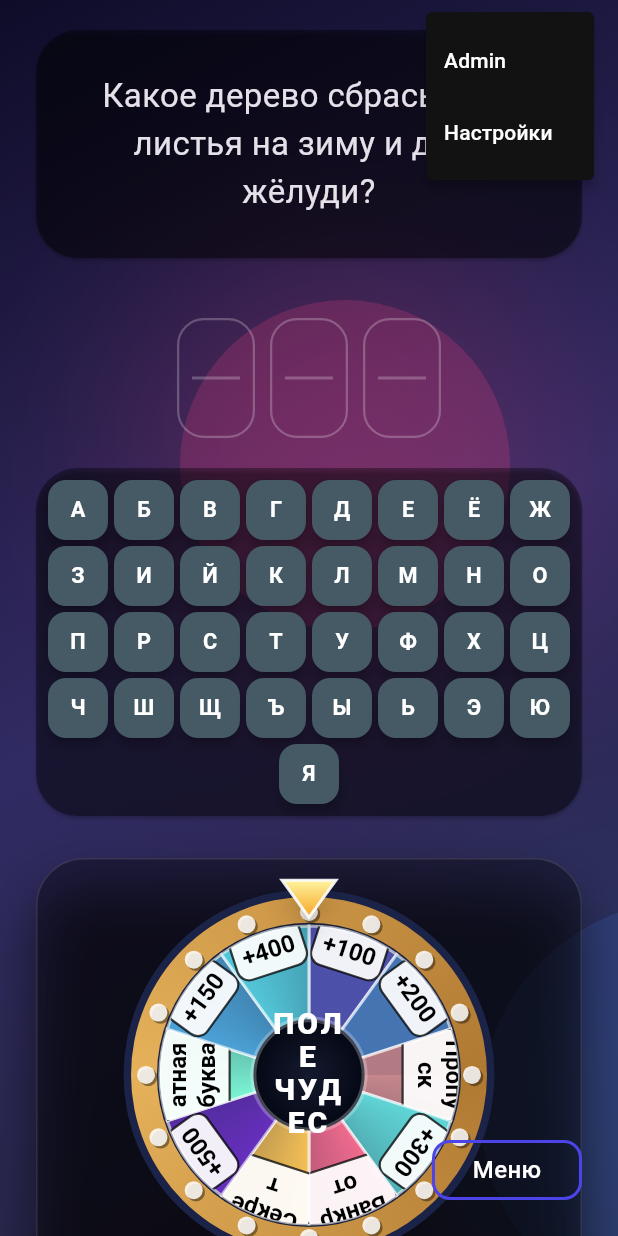
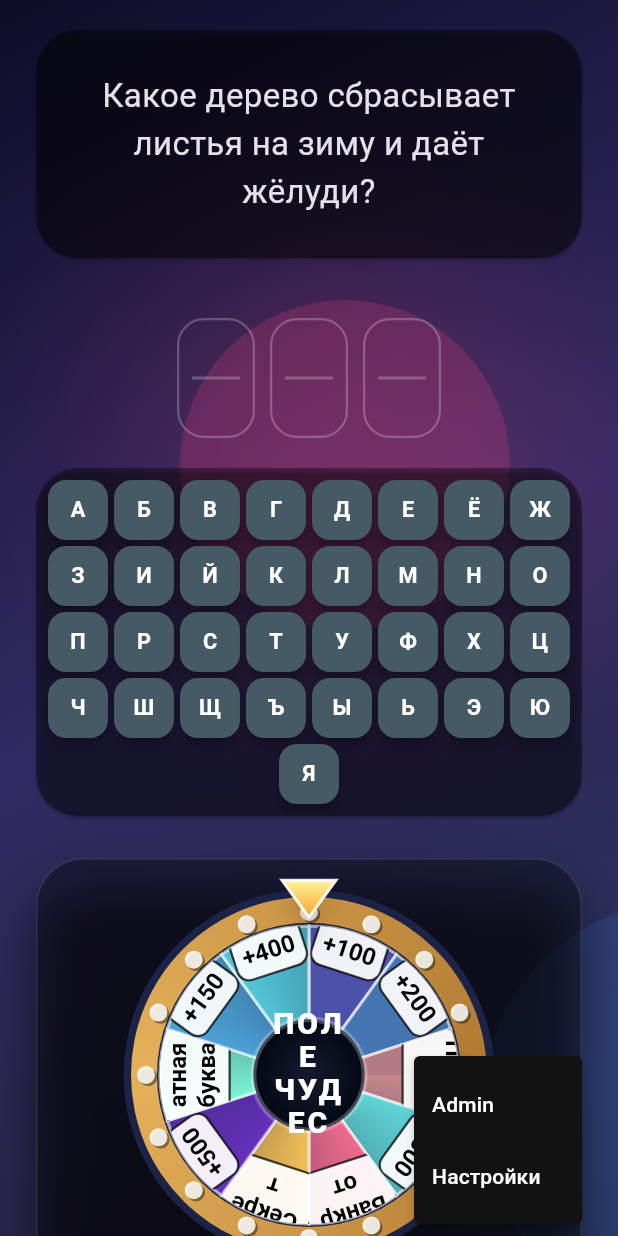
Before and after one commit to ToperGG228/moderator, a Flutter app: the screen it shows after launch, after a tap on "Меню", on a phone screen of 412 x 824 dp. Run offline on Flutter 3.47's test engine with Material 3 defaults, Android fonts, the phone set to English and light mode, and no system bars; our stand-ins replace audioplayers, file_picker.

Commit message:
Fix menu overlay and wire wheel sounds

```diff
--- a/lib/main.dart
+++ b/lib/main.dart
@@ -357,6 +357,10 @@ class _GameScreenState extends State<GameScreen> {
     );
   }
 
+  void _stopSpinSound() {
+    SoundManager().stopWheelSpin();
+  }
+
   Future<void> _openAdminPanel() async {
     final engine = _engine;
     await showDialog<void>(
@@ -506,6 +510,7 @@ class _GameScreenState extends State<GameScreen> {
   @override
   Widget build(BuildContext context) {
     return Scaffold(
+      appBar: null,
       body: Container(
         decoration: const BoxDecoration(
           gradient: LinearGradient(
@@ -880,9 +885,17 @@ class _MenuButton extends StatelessWidget {
   Widget build(BuildContext context) {
     return GestureDetector(
       onTap: () {
+        final RenderBox button = context.findRenderObject()! as RenderBox;
+        final RenderBox overlay = Overlay.of(context).context.findRenderObject()! as RenderBox;
+        final Offset offset = button.localToGlobal(Offset.zero, ancestor: overlay);
+        final RelativeRect position = RelativeRect.fromRect(
+          Rect.fromLTWH(offset.dx, offset.dy, button.size.width, button.size.height),
+          Offset.zero & overlay.size,
+        );
+
         showMenu<String>(
           context: context,
-          position: const RelativeRect.fromLTRB(1000, 0, 16, 100),
+          position: position,
           items: const [
             PopupMenuItem(value: 'admin', child: Text('Admin')),
             PopupMenuItem(value: 'settings', child: Text('Настройки')),
```
